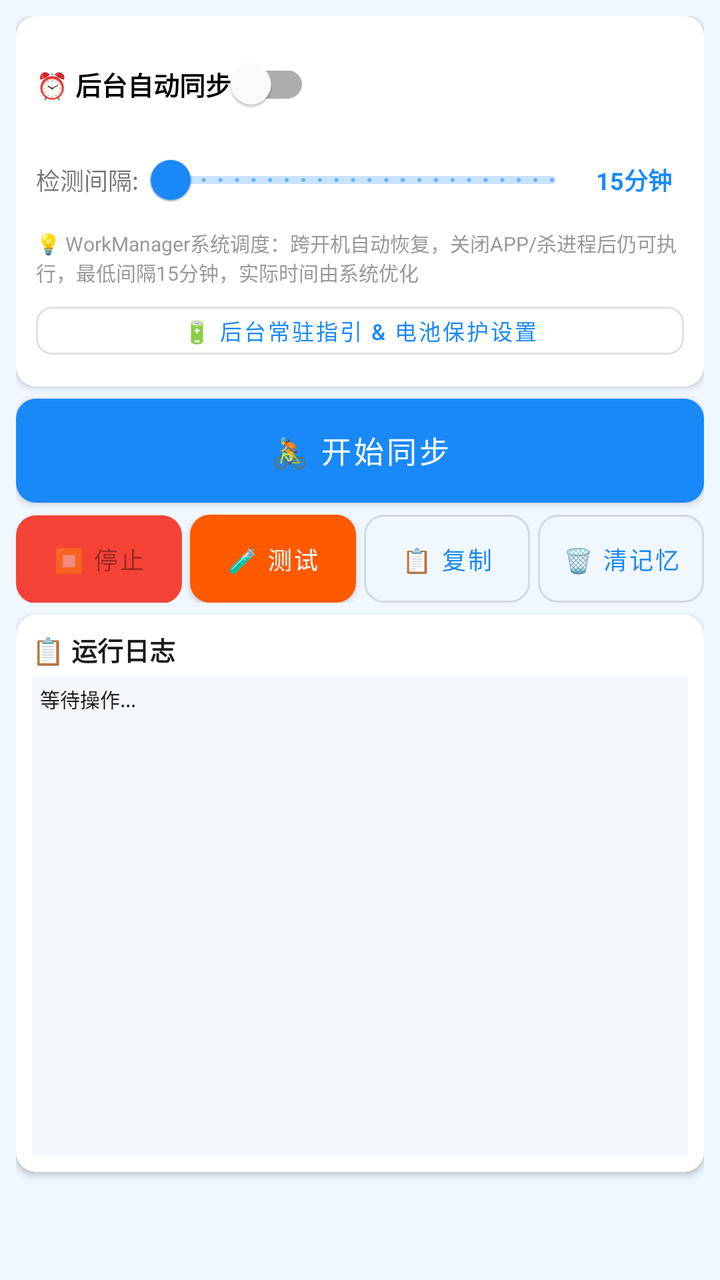
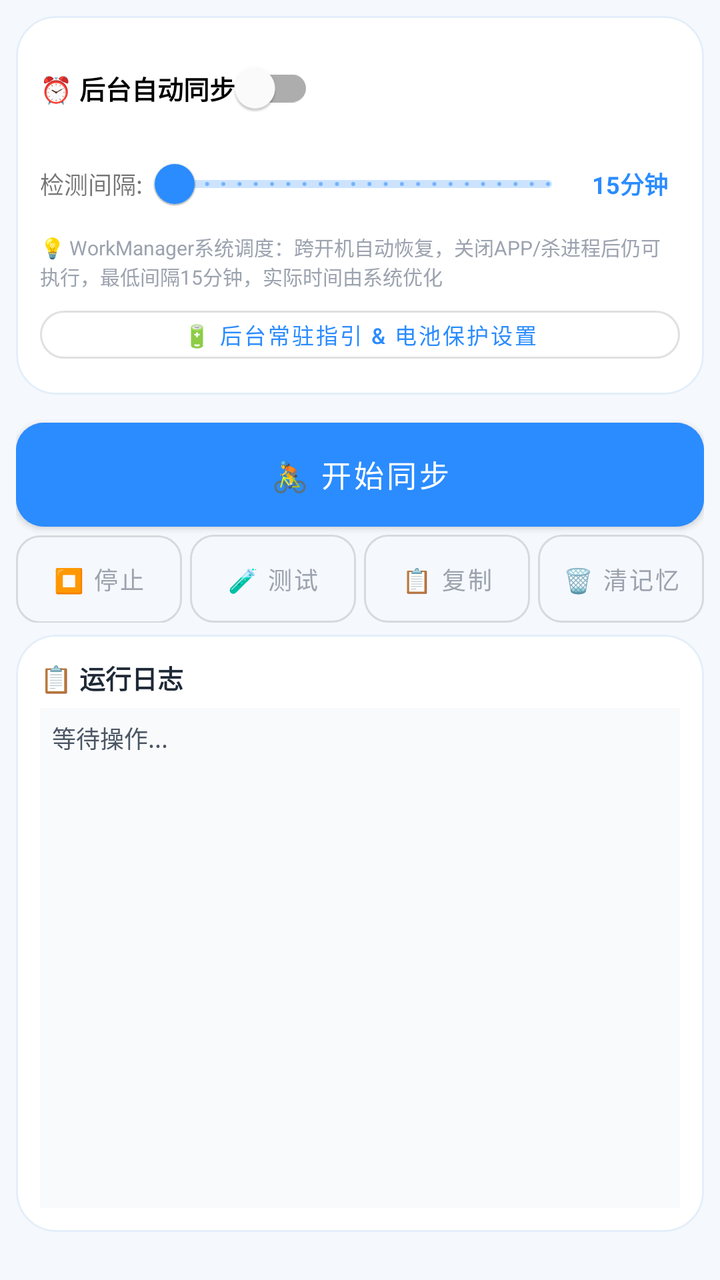

The first picture is an Android layout as it rendered before a commit; the second is the same layout after the commit. The layout source and the unified diff follow.
<!-- AndroidManifest.xml: application theme Theme.JichiOB -->
<!-- res/layout/fragment_sync.xml -->
<?xml version="1.0" encoding="utf-8"?>
<ScrollView xmlns:android="http://schemas.android.com/apk/res/android"
    xmlns:app="http://schemas.android.com/apk/res-auto"
    android:layout_width="match_parent"
    android:layout_height="match_parent"
    android:background="@color/bg_light"
    android:fillViewport="true">

    <LinearLayout
        android:layout_width="match_parent"
        android:layout_height="wrap_content"
        android:orientation="vertical"
        android:padding="8dp">

                
                <com.google.android.material.card.MaterialCardView
                android:layout_width="match_parent"
                android:layout_height="wrap_content"
                android:layout_marginBottom="6dp"
                app:cardCornerRadius="10dp"
                app:cardElevation="2dp">
                <LinearLayout android:layout_width="match_parent" android:layout_height="wrap_content" android:orientation="vertical" android:padding="10dp">
                <com.google.android.material.switchmaterial.SwitchMaterial android:id="@+id/switchAutoSync" android:layout_width="wrap_content" android:layout_height="wrap_content" android:text="⏰ 后台自动同步" android:textSize="13sp" android:textStyle="bold" />
                <LinearLayout android:layout_width="match_parent" android:layout_height="wrap_content" android:orientation="horizontal" android:gravity="center_vertical">
                <TextView android:layout_width="wrap_content" android:layout_height="wrap_content" android:text="检测间隔:" android:textSize="12sp" />
                <com.google.android.material.slider.Slider android:id="@+id/sliderAutoInterval" android:layout_width="0dp" android:layout_height="wrap_content" android:layout_weight="1" android:valueFrom="900" android:valueTo="3600" android:stepSize="60" android:value="900" app:thumbColor="@color/primary" app:trackColorActive="@color/primary" />
                <TextView android:id="@+id/tvAutoInterval" android:layout_width="50dp" android:layout_height="wrap_content" android:text="15分钟" android:textSize="12sp" android:textStyle="bold" android:gravity="center" android:textColor="@color/primary" />
                </LinearLayout>
                <TextView android:layout_width="match_parent" android:layout_height="wrap_content" android:text="💡 WorkManager系统调度：跨开机自动恢复，关闭APP/杀进程后仍可执行，最低间隔15分钟，实际时间由系统优化" android:textSize="10sp" android:textColor="@color/text_secondary" />
                <com.google.android.material.button.MaterialButton android:id="@+id/btnPowerGuide" android:layout_width="match_parent" android:layout_height="36dp" android:layout_marginTop="4dp" android:text="🔋 后台常驻指引 &amp; 电池保护设置" android:textSize="11sp" style="@style/Widget.MaterialComponents.Button.OutlinedButton" app:cornerRadius="8dp" />
                </LinearLayout>
                </com.google.android.material.card.MaterialCardView>
                
                
                <com.google.android.material.button.MaterialButton android:id="@+id/btnSync" android:layout_width="match_parent" android:layout_height="52dp" android:insetTop="0dp" android:insetBottom="0dp" android:text="🚴 开始同步" android:textSize="15sp" app:backgroundTint="@color/primary" app:cornerRadius="10dp" />
                <LinearLayout android:layout_width="match_parent" android:layout_height="wrap_content" android:layout_marginTop="6dp" android:layout_marginBottom="6dp" android:orientation="horizontal">
                <com.google.android.material.button.MaterialButton android:id="@+id/btnStop" android:layout_width="0dp" android:layout_height="44dp" android:layout_weight="1" android:layout_marginEnd="4dp" android:insetTop="0dp" android:insetBottom="0dp" android:minWidth="0dp" android:maxLines="1" android:singleLine="true" android:ellipsize="none" android:paddingStart="2dp" android:paddingEnd="2dp" android:gravity="center" android:text="⏹ 停止" android:textSize="12sp" android:enabled="false" app:backgroundTint="@color/red" app:cornerRadius="10dp" />
                <com.google.android.material.button.MaterialButton android:id="@+id/btnTestDownload" android:layout_width="0dp" android:layout_height="44dp" android:layout_weight="1" android:layout_marginEnd="4dp" android:insetTop="0dp" android:insetBottom="0dp" android:minWidth="0dp" android:maxLines="1" android:singleLine="true" android:ellipsize="none" android:paddingStart="2dp" android:paddingEnd="2dp" android:gravity="center" android:text="🧪 测试" android:textSize="12sp" app:backgroundTint="@color/igp_green" app:cornerRadius="10dp" />
                <com.google.android.material.button.MaterialButton android:id="@+id/btnCopyLog" android:layout_width="0dp" android:layout_height="44dp" android:layout_weight="1" android:layout_marginEnd="4dp" android:insetTop="0dp" android:insetBottom="0dp" android:minWidth="0dp" android:maxLines="1" android:singleLine="true" android:ellipsize="none" android:paddingStart="2dp" android:paddingEnd="2dp" android:gravity="center" android:text="📋 复制" android:textSize="12sp" style="@style/Widget.MaterialComponents.Button.OutlinedButton" app:cornerRadius="10dp" />
                <com.google.android.material.button.MaterialButton android:id="@+id/btnClearSync" android:layout_width="0dp" android:layout_height="44dp" android:layout_weight="1" android:insetTop="0dp" android:insetBottom="0dp" android:minWidth="0dp" android:maxLines="1" android:singleLine="true" android:ellipsize="none" android:paddingStart="2dp" android:paddingEnd="2dp" android:gravity="center" android:text="🗑 清记忆" android:textSize="12sp" style="@style/Widget.MaterialComponents.Button.OutlinedButton" app:cornerRadius="10dp" />
                </LinearLayout>
                
                <com.google.android.material.progressindicator.LinearProgressIndicator android:id="@+id/progressBar" android:layout_width="match_parent" android:layout_height="wrap_content" android:layout_marginBottom="4dp" android:visibility="gone" app:indicatorColor="@color/primary" app:trackColor="@color/bg_light" />
                
                
                <com.google.android.material.card.MaterialCardView android:layout_width="match_parent" android:layout_height="wrap_content" android:layout_marginBottom="6dp" app:cardCornerRadius="10dp" app:cardElevation="2dp">
                <LinearLayout android:layout_width="match_parent" android:layout_height="wrap_content" android:orientation="vertical" android:padding="8dp">
                <TextView android:layout_width="wrap_content" android:layout_height="wrap_content" android:text="📋 运行日志" android:textSize="13sp" android:textStyle="bold" android:textColor="@color/text_primary" />
                <ScrollView android:id="@+id/svLog" android:layout_width="match_parent" android:layout_height="240dp" android:nestedScrollingEnabled="true" android:layout_marginTop="4dp" android:background="#F4F8FC" android:padding="4dp">
                <TextView android:id="@+id/tvLog" android:layout_width="match_parent" android:layout_height="wrap_content" android:text="等待操作..." android:textSize="10sp" android:fontFamily="monospace" android:textColor="@color/text_primary" />
                </ScrollView>
                </LinearLayout>
                </com.google.android.material.card.MaterialCardView>
    </LinearLayout>
</ScrollView>
<!-- resources referenced by this layout -->
<resources>
  <color name="bg_light">#F0F7FF</color>
  <color name="igp_green">#FF5A00</color>
  <color name="primary">#1989FA</color>
  <color name="red">#F44336</color>
  <color name="text_primary">#1A1A1A</color>
  <color name="text_secondary">#999999</color>
  <style name="Theme.JichiOB" parent="Theme.MaterialComponents.Light.NoActionBar">
          <item name="colorPrimary">@color/primary</item>
          <item name="colorPrimaryDark">@color/primary_dark</item>
          <item name="colorAccent">@color/primary</item>
          <item name="android:statusBarColor">@color/splash_end</item>
          <item name="android:windowBackground">@color/bg_light</item>
      </style>
  <color name="primary_dark">#0D6ED8</color>
  <color name="splash_end">#4DAAFF</color>
</resources>

<!-- the commit's change to res/layout/fragment_sync.xml (unified diff, before → after) -->
@@ -12,44 +12,67 @@
         android:orientation="vertical"
         android:padding="8dp">
 
-                
-                <com.google.android.material.card.MaterialCardView
-                android:layout_width="match_parent"
-                android:layout_height="wrap_content"
-                android:layout_marginBottom="6dp"
-                app:cardCornerRadius="10dp"
-                app:cardElevation="2dp">
-                <LinearLayout android:layout_width="match_parent" android:layout_height="wrap_content" android:orientation="vertical" android:padding="10dp">
+        
+        <com.google.android.material.card.MaterialCardView
+            android:layout_width="match_parent"
+            android:layout_height="wrap_content"
+            android:layout_marginBottom="6dp"
+            app:cardCornerRadius="20dp"
+            app:cardElevation="0dp"
+            app:strokeColor="#E3EEFA"
+            app:strokeWidth="1dp">
+            <LinearLayout android:layout_width="match_parent" android:layout_height="wrap_content" android:orientation="vertical" android:padding="12dp">
                 <com.google.android.material.switchmaterial.SwitchMaterial android:id="@+id/switchAutoSync" android:layout_width="wrap_content" android:layout_height="wrap_content" android:text="⏰ 后台自动同步" android:textSize="13sp" android:textStyle="bold" />
                 <LinearLayout android:layout_width="match_parent" android:layout_height="wrap_content" android:orientation="horizontal" android:gravity="center_vertical">
-                <TextView android:layout_width="wrap_content" android:layout_height="wrap_content" android:text="检测间隔:" android:textSize="12sp" />
-                <com.google.android.material.slider.Slider android:id="@+id/sliderAutoInterval" android:layout_width="0dp" android:layout_height="wrap_content" android:layout_weight="1" android:valueFrom="900" android:valueTo="3600" android:stepSize="60" android:value="900" app:thumbColor="@color/primary" app:trackColorActive="@color/primary" />
-                <TextView android:id="@+id/tvAutoInterval" android:layout_width="50dp" android:layout_height="wrap_content" android:text="15分钟" android:textSize="12sp" android:textStyle="bold" android:gravity="center" android:textColor="@color/primary" />
+                    <TextView android:layout_width="wrap_content" android:layout_height="wrap_content" android:text="检测间隔:" android:textSize="12sp" />
+                    <com.google.android.material.slider.Slider android:id="@+id/sliderAutoInterval" android:layout_width="0dp" android:layout_height="wrap_content" android:layout_weight="1" android:valueFrom="900" android:valueTo="3600" android:stepSize="60" android:value="900" app:thumbColor="@color/primary" app:trackColorActive="@color/primary" />
+                    <TextView android:id="@+id/tvAutoInterval" android:layout_width="50dp" android:layout_height="wrap_content" android:text="15分钟" android:textSize="12sp" android:textStyle="bold" android:gravity="center" android:textColor="@color/primary" />
                 </LinearLayout>
                 <TextView android:layout_width="match_parent" android:layout_height="wrap_content" android:text="💡 WorkManager系统调度：跨开机自动恢复，关闭APP/杀进程后仍可执行，最低间隔15分钟，实际时间由系统优化" android:textSize="10sp" android:textColor="@color/text_secondary" />
-                <com.google.android.material.button.MaterialButton android:id="@+id/btnPowerGuide" android:layout_width="match_parent" android:layout_height="36dp" android:layout_marginTop="4dp" android:text="🔋 后台常驻指引 &amp; 电池保护设置" android:textSize="11sp" style="@style/Widget.MaterialComponents.Button.OutlinedButton" app:cornerRadius="8dp" />
-                </LinearLayout>
-                </com.google.android.material.card.MaterialCardView>
-                
-                
-                <com.google.android.material.button.MaterialButton android:id="@+id/btnSync" android:layout_width="match_parent" android:layout_height="52dp" android:insetTop="0dp" android:insetBottom="0dp" android:text="🚴 开始同步" android:textSize="15sp" app:backgroundTint="@color/primary" app:cornerRadius="10dp" />
-                <LinearLayout android:layout_width="match_parent" android:layout_height="wrap_content" android:layout_marginTop="6dp" android:layout_marginBottom="6dp" android:orientation="horizontal">
-                <com.google.android.material.button.MaterialButton android:id="@+id/btnStop" android:layout_width="0dp" android:layout_height="44dp" android:layout_weight="1" android:layout_marginEnd="4dp" android:insetTop="0dp" android:insetBottom="0dp" android:minWidth="0dp" android:maxLines="1" android:singleLine="true" android:ellipsize="none" android:paddingStart="2dp" android:paddingEnd="2dp" android:gravity="center" android:text="⏹ 停止" android:textSize="12sp" android:enabled="false" app:backgroundTint="@color/red" app:cornerRadius="10dp" />
-                <com.google.android.material.button.MaterialButton android:id="@+id/btnTestDownload" android:layout_width="0dp" android:layout_height="44dp" android:layout_weight="1" android:layout_marginEnd="4dp" android:insetTop="0dp" android:insetBottom="0dp" android:minWidth="0dp" android:maxLines="1" android:singleLine="true" android:ellipsize="none" android:paddingStart="2dp" android:paddingEnd="2dp" android:gravity="center" android:text="🧪 测试" android:textSize="12sp" app:backgroundTint="@color/igp_green" app:cornerRadius="10dp" />
-                <com.google.android.material.button.MaterialButton android:id="@+id/btnCopyLog" android:layout_width="0dp" android:layout_height="44dp" android:layout_weight="1" android:layout_marginEnd="4dp" android:insetTop="0dp" android:insetBottom="0dp" android:minWidth="0dp" android:maxLines="1" android:singleLine="true" android:ellipsize="none" android:paddingStart="2dp" android:paddingEnd="2dp" android:gravity="center" android:text="📋 复制" android:textSize="12sp" style="@style/Widget.MaterialComponents.Button.OutlinedButton" app:cornerRadius="10dp" />
-                <com.google.android.material.button.MaterialButton android:id="@+id/btnClearSync" android:layout_width="0dp" android:layout_height="44dp" android:layout_weight="1" android:insetTop="0dp" android:insetBottom="0dp" android:minWidth="0dp" android:maxLines="1" android:singleLine="true" android:ellipsize="none" android:paddingStart="2dp" android:paddingEnd="2dp" android:gravity="center" android:text="🗑 清记忆" android:textSize="12sp" style="@style/Widget.MaterialComponents.Button.OutlinedButton" app:cornerRadius="10dp" />
-                </LinearLayout>
-                
-                <com.google.android.material.progressindicator.LinearProgressIndicator android:id="@+id/progressBar" android:layout_width="match_parent" android:layout_height="wrap_content" android:layout_marginBottom="4dp" android:visibility="gone" app:indicatorColor="@color/primary" app:trackColor="@color/bg_light" />
-                
-                
-                <com.google.android.material.card.MaterialCardView android:layout_width="match_parent" android:layout_height="wrap_content" android:layout_marginBottom="6dp" app:cardCornerRadius="10dp" app:cardElevation="2dp">
-                <LinearLayout android:layout_width="match_parent" android:layout_height="wrap_content" android:orientation="vertical" android:padding="8dp">
+                <com.google.android.material.button.MaterialButton android:id="@+id/btnPowerGuide" android:layout_width="match_parent" android:layout_height="36dp" android:layout_marginTop="4dp" android:text="🔋 后台常驻指引 &amp; 电池保护设置" android:textSize="11sp" style="@style/Widget.MaterialComponents.Button.OutlinedButton" app:cornerRadius="14dp" />
+            </LinearLayout>
+        </com.google.android.material.card.MaterialCardView>
+
+        
+        <com.google.android.material.button.MaterialButton
+            android:id="@+id/btnSync"
+            android:layout_width="match_parent"
+            android:layout_height="52dp"
+            android:layout_marginTop="8dp"
+            android:insetTop="0dp"
+            android:insetBottom="0dp"
+            android:text="🚴 开始同步"
+            android:textSize="15sp"
+            android:backgroundTint="@color/gradient_end"
+            app:cornerRadius="14dp" />
+
+        
+        <com.jichi.ob.ui.LinearProgressView
+            android:id="@+id/progressBar"
+            android:layout_width="match_parent"
+            android:layout_height="14dp"
+            android:layout_marginTop="8dp"
+            android:layout_marginBottom="2dp"
+            android:visibility="gone" />
+
+        
+        <LinearLayout android:layout_width="match_parent" android:layout_height="wrap_content" android:layout_marginTop="4dp" android:layout_marginBottom="6dp" android:orientation="horizontal">
+            <com.google.android.material.button.MaterialButton android:id="@+id/btnStop" android:layout_width="0dp" android:layout_height="44dp" android:layout_weight="1" android:layout_marginEnd="4dp" android:insetTop="0dp" android:insetBottom="0dp" android:minWidth="0dp" android:maxLines="1" android:singleLine="true" android:ellipsize="none" android:paddingStart="2dp" android:paddingEnd="2dp" android:gravity="center" android:text="⏹ 停止" android:textSize="12sp" android:enabled="false" style="@style/Widget.MaterialComponents.Button.OutlinedButton" android:textColor="@color/text_secondary" app:cornerRadius="12dp" />
+            <com.google.android.material.button.MaterialButton android:id="@+id/btnTestDownload" android:layout_width="0dp" android:layout_height="44dp" android:layout_weight="1" android:layout_marginEnd="4dp" android:insetTop="0dp" android:insetBottom="0dp" android:minWidth="0dp" android:maxLines="1" android:singleLine="true" android:ellipsize="none" android:paddingStart="2dp" android:paddingEnd="2dp" android:gravity="center" android:text="🧪 测试" android:textSize="12sp" style="@style/Widget.MaterialComponents.Button.OutlinedButton" android:textColor="@color/text_secondary" app:cornerRadius="12dp" />
+            <com.google.android.material.button.MaterialButton android:id="@+id/btnCopyLog" android:layout_width="0dp" android:layout_height="44dp" android:layout_weight="1" android:layout_marginEnd="4dp" android:insetTop="0dp" android:insetBottom="0dp" android:minWidth="0dp" android:maxLines="1" android:singleLine="true" android:ellipsize="none" android:paddingStart="2dp" android:paddingEnd="2dp" android:gravity="center" android:text="📋 复制" android:textSize="12sp" style="@style/Widget.MaterialComponents.Button.OutlinedButton" android:textColor="@color/text_secondary" app:cornerRadius="12dp" />
+            <com.google.android.material.button.MaterialButton android:id="@+id/btnClearSync" android:layout_width="0dp" android:layout_height="44dp" android:layout_weight="1" android:insetTop="0dp" android:insetBottom="0dp" android:minWidth="0dp" android:maxLines="1" android:singleLine="true" android:ellipsize="none" android:paddingStart="2dp" android:paddingEnd="2dp" android:gravity="center" android:text="🗑 清记忆" android:textSize="12sp" style="@style/Widget.MaterialComponents.Button.OutlinedButton" android:textColor="@color/text_secondary" app:cornerRadius="12dp" />
+        </LinearLayout>
+
+        
+        <com.google.android.material.card.MaterialCardView android:layout_width="match_parent" android:layout_height="wrap_content" android:layout_marginBottom="6dp" app:cardCornerRadius="20dp" app:cardElevation="0dp"
+            app:strokeColor="#E3EEFA"
+            app:strokeWidth="1dp">
+            <LinearLayout android:layout_width="match_parent" android:layout_height="wrap_content" android:orientation="vertical" android:padding="12dp">
                 <TextView android:layout_width="wrap_content" android:layout_height="wrap_content" android:text="📋 运行日志" android:textSize="13sp" android:textStyle="bold" android:textColor="@color/text_primary" />
-                <ScrollView android:id="@+id/svLog" android:layout_width="match_parent" android:layout_height="240dp" android:nestedScrollingEnabled="true" android:layout_marginTop="4dp" android:background="#F4F8FC" android:padding="4dp">
-                <TextView android:id="@+id/tvLog" android:layout_width="match_parent" android:layout_height="wrap_content" android:text="等待操作..." android:textSize="10sp" android:fontFamily="monospace" android:textColor="@color/text_primary" />
+                <ScrollView android:id="@+id/svLog" android:layout_width="match_parent" android:layout_height="250dp" android:nestedScrollingEnabled="true" android:layout_marginTop="6dp" android:background="#F8FAFC" android:padding="6dp">
+                    <TextView android:id="@+id/tvLog" android:layout_width="match_parent" android:layout_height="wrap_content" android:text="等待操作..." android:textSize="12sp" android:lineSpacingExtra="3dp" android:textColor="@color/log_normal" />
                 </ScrollView>
-                </LinearLayout>
-                </com.google.android.material.card.MaterialCardView>
+            </LinearLayout>
+        </com.google.android.material.card.MaterialCardView>
     </LinearLayout>
 </ScrollView>
<!-- resource entries referenced after the edit -->
@@ -1,19 +1,18 @@
 <!-- resources referenced by this layout -->
 <resources>
-  <color name="bg_light">#F0F7FF</color>
-  <color name="igp_green">#FF5A00</color>
-  <color name="primary">#1989FA</color>
-  <color name="red">#F44336</color>
-  <color name="text_primary">#1A1A1A</color>
-  <color name="text_secondary">#999999</color>
+  <color name="bg_light">#F5F8FC</color>
+  <color name="gradient_end">#2B8CFF</color>
+  <color name="log_normal">#4B5563</color>
+  <color name="primary">#2B8CFF</color>
+  <color name="text_primary">#1F2937</color>
+  <color name="text_secondary">#9CA3AF</color>
   <style name="Theme.JichiOB" parent="Theme.MaterialComponents.Light.NoActionBar">
           <item name="colorPrimary">@color/primary</item>
           <item name="colorPrimaryDark">@color/primary_dark</item>
           <item name="colorAccent">@color/primary</item>
-          <item name="android:statusBarColor">@color/splash_end</item>
+          <item name="android:statusBarColor">@color/bg_light</item>
           <item name="android:windowBackground">@color/bg_light</item>
       </style>
-  <color name="primary_dark">#0D6ED8</color>
-  <color name="splash_end">#4DAAFF</color>
+  <color name="primary_dark">#1A6FDB</color>
 </resources>
 
